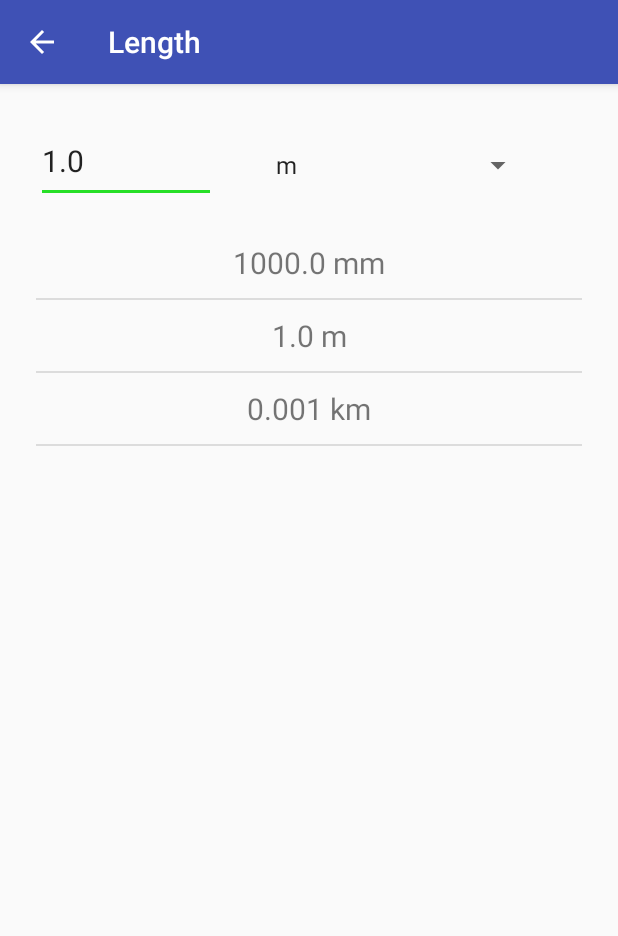
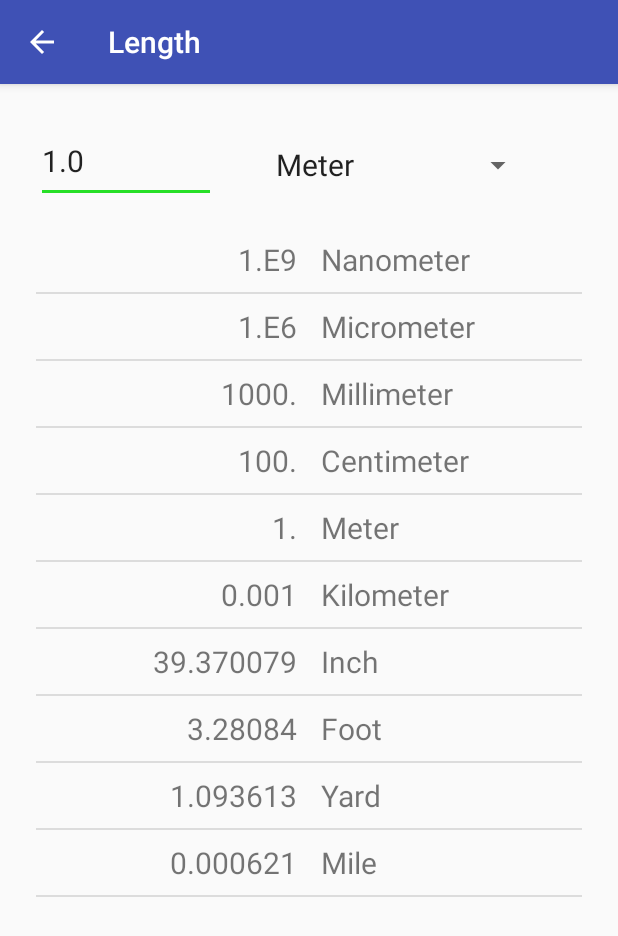
Before and after one commit to sebmerkt/Conv101, an Android app: the ConvertUnitsLength screen opened directly, with no data from a screen before it, on a phone screen of 412 x 824 dp. Shown: the top 936 px of the screen. Run offline under Robolectric (Android 15) with nearby library versions, the phone set to English and light mode, and no system bars.

Commit message:
Update ConvertUnitLength

```diff
--- a/app/src/main/java/com/example/sam/convert101/ConvertUnitsBase.java
+++ b/app/src/main/java/com/example/sam/convert101/ConvertUnitsBase.java
@@ -3,7 +3,10 @@ package com.example.sam.convert101;
 import android.os.Bundle;
 import android.support.v7.app.AppCompatActivity;
 import android.widget.Button;
+import android.widget.ListView;
 import android.widget.Spinner;
+
+import java.util.ArrayList;
 
 
 public abstract class ConvertUnitsBase extends AppCompatActivity {
@@ -25,6 +28,11 @@ public abstract class ConvertUnitsBase extends AppCompatActivity {
         return 0;
     }
 
+    public void fillOutputValues(double[] out, double in, double[][] mat, int unit){
+        for( int i = 0; i < mat.length; i++ ){
+            out[i]=in*mat[unit][i];
+        }
+    }
 
     public void fillMatrix (double[][] mat, double[] fac) {
         for (int i = 0; i < mat.length; i++) {
--- a/app/src/main/java/com/example/sam/convert101/ConvertUnitsLength.java
+++ b/app/src/main/java/com/example/sam/convert101/ConvertUnitsLength.java
@@ -1,6 +1,8 @@
 package com.example.sam.convert101;
 
+import android.content.res.Resources;
 import android.os.Bundle;
+import android.support.design.widget.Snackbar;
 import android.text.Editable;
 import android.text.TextWatcher;
 import android.view.View;
@@ -9,60 +11,89 @@ import android.widget.ArrayAdapter;
 import android.widget.EditText;
 import android.widget.ListView;
 import android.widget.Spinner;
-import android.widget.TextView;
-import android.widget.Toast;
+
+import java.math.BigDecimal;
+import java.util.ArrayList;
+
 
 public class ConvertUnitsLength extends ConvertUnitsBase implements AdapterView.OnItemSelectedListener {
 
-    private ArrayAdapter<String> resultArrayAdapter;
+    UsersAdapter adapter;
+    ListView listView;
 
-    String[] units = {"mm","m","km"};   //vector of available units
-    double[][] convMatrix = {{1.,Math.pow(10., -3.),Math.pow(10., -6.)},{Math.pow(10., 3.),1,Math.pow(10., -3.)},{Math.pow(10., 6.),Math.pow(10., 3.),1}};  //conversion matrix
-    double inputValue = 1.;
+    //Conversion factors to go from {nm -> um, um -> mm, mm -> cm, cm -> m, m -> km, km -> in, in -> ft, ft -> yd, yd -> mi}
+    double[] convFactors = {1000.0, 1000.0, 10.0, 100.0, 1000.0, 0.0000254, 12.0, 3.0, 1760};
+
+    //Size of conversion matrix
+    int convMatrixDim = 10;
+    double[][] convMatrix = new double[convMatrixDim][convMatrixDim];
+
+    //Default EditText value
+    double inputValue = 1.0;
+    //Default output unit
     int selectedUnit = 0;
-    String[] outputValuesStrings = {Double.toString(inputValue*convMatrix[selectedUnit][0]) + " " + units[0],
-                                    Double.toString(inputValue*convMatrix[selectedUnit][1]) + " " + units[1],
-                                    Double.toString(inputValue*convMatrix[selectedUnit][2]) + " " + units[2]};
+    //Results to be displayed
+    double[] outputValues = new double[convMatrixDim];
 
+    //Initialize unit data
+    UnitData[] lengthData;
+    String[] units = new String[]{""};
 
     @Override
     protected void onCreate(Bundle savedInstanceState) {
         super.onCreate(savedInstanceState);
         setContentView(R.layout.convert_units_base);
 
-        ListView resultListView = findViewById(R.id.lv_convert_units_results);
-
-        resultArrayAdapter = new ArrayAdapter<>(ConvertUnitsLength.this,R.layout.convert_units_textview);
+        Resources res = getResources();
+        units = res.getStringArray(R.array.length_units);
+        //Initialize length units
+        lengthData = new UnitData[units.length];
+        //Initialize conversion
+        fillOutputValues(outputValues, inputValue, convMatrix, selectedUnit);
+        fillMatrix (convMatrix, convFactors);
 
 
-        // Set the ArrayAdapter as the ListView's adapter.
-        resultListView.setAdapter( resultArrayAdapter );
+        // Construct the data source
+        ArrayList<UnitData> arrayOfItems = new ArrayList<>();
+        // Create the adapter to convert the array to views
+        adapter = new UsersAdapter(this, arrayOfItems);
+        // Attach the adapter to a ListView
+        listView = findViewById(R.id.lv_convert_units_results);
+        for (int i = 0; i<units.length; i++) {
+            lengthData[i] = new UnitData(units[i], outputValues[i]);
+            adapter.addAll(lengthData[i]);
+        }
+        listView.setAdapter(adapter);
 
-        resultArrayAdapter.addAll(outputValuesStrings);
+        //Initialize EditText; to input values
+        final EditText editText = findViewById(R.id.et_conv_number);
+        editText.setText(String.valueOf(inputValue));
 
 
-
-        final EditText editText = findViewById(R.id.et_conv_number);
-        editText.setText(Double.toString(inputValue));
-
-
+        // EditText: Listen for user input of the EditText and update the results list
         editText.addTextChangedListener(new TextWatcher() {
             @Override
             public void onTextChanged(CharSequence s, int start, int before, int count) {
-                if(editText.getText().toString().trim().equals("")) {
-
-                    String[] newIObjects ={"0.0 mm","0.0 m","0.0 km"};
-                    resultArrayAdapter.clear();
-                    resultArrayAdapter.addAll(newIObjects);
+                // clear the current view
+                adapter.clear();
+                // If EditText is empty, display zero
+                // If EditText is not empty, calculate new result and fill list of results
+                if(editText.getText().toString().trim().equals("") || editText.getText().toString().trim().equals(".") || editText.getText().toString().trim().equals(",")) {
+                    outputValues = new double[]{0.0, 0.0, 0.0, 0.0, 0.0, 0.0};
                 } else {
-                    inputValue = Double.parseDouble(editText.getText().toString());
-
-                    for(int i = 0; i<outputValuesStrings.length; i++){
-                        outputValuesStrings[i] = Double.toString(inputValue*convMatrix[selectedUnit][i]) + " " + units[i];
+                    // Get value of EditText
+                    inputValue = Double.valueOf(editText.getText().toString());
+                    // Update all result values
+                    for(int i = 0; i<outputValues.length; i++){
+                        outputValues[i] = inputValue*convMatrix[selectedUnit][i];
                     }
-                    resultArrayAdapter.clear();
-                    resultArrayAdapter.addAll(outputValuesStrings);
                 }
+                // Update length data
+                for (int i = 0; i<units.length; i++) {
+                    lengthData[i] = new UnitData(units[i], outputValues[i]);
+                    adapter.addAll(lengthData[i]);
+                }
+                listView.setAdapter(adapter);
             }
 
             @Override
@@ -81,28 +112,36 @@ public class ConvertUnitsLength extends ConvertUnitsBase implements AdapterView.
         Spinner spinner = findViewById(R.id.spinner_select_unit);
         // Create an ArrayAdapter using the string array and a default spinner layout
         ArrayAdapter<CharSequence> spinneradapter = ArrayAdapter.createFromResource(this,
-                R.array.length_units, android.R.layout.simple_spinner_item);
+                R.array.length_units, R.layout.unit_spinner_item);
         // Specify the layout to use when the list of choices appears
-        spinneradapter.setDropDownViewResource(android.R.layout.simple_spinner_dropdown_item);
+//        spinneradapter.setDropDownViewResource(android.R.layout.simple_spinner_dropdown_item);
+        spinneradapter.setDropDownViewResource(R.layout.unit_spinner_dropdown_item);
         // Apply the adapter to the spinner
         spinner.setAdapter(spinneradapter);
 
 
-        spinner.setSelection(getIndex(spinner, "m"));
+        spinner.setSelection(getIndex(spinner, getString(R.string.string_meter)));
         spinner.setOnItemSelectedListener(this);
 
 
     }
 
+    // User selects different unit
+    public void onItemSelected(AdapterView<?> parent, View view, int pos, long id) {
+        // Clear results list
+        adapter.clear();
+        // Update selected unit
+        selectedUnit = pos;
+        // Update results list
+        for(int i = 0; i<outputValues.length; i++){
+            outputValues[i] = inputValue*convMatrix[selectedUnit][i];
+        }
+        for (int i = 0; i<units.length; i++) {
+            lengthData[i] = new UnitData(units[i], outputValues[i]);
+            adapter.addAll(lengthData[i]);
+        }
+    }
 
-    public void onItemSelected(AdapterView<?> parent, View view, int pos,long id) {
-        selectedUnit = pos;
-        for(int i = 0; i<outputValuesStrings.length; i++){
-            outputValuesStrings[i] = Double.toString(inputValue*convMatrix[selectedUnit][i]) + " " + units[i];
-        }
-        resultArrayAdapter.clear();
-        resultArrayAdapter.addAll(outputValuesStrings);
-    }
 
     public void onNothingSelected(AdapterView<?> parent) {
     }
--- a/app/src/main/res/values/strings.xml
+++ b/app/src/main/res/values/strings.xml
@@ -16,6 +16,7 @@
     <string name="string_conversion_table">Conversion table</string>
     <string name="string_settings">Settings</string>
 
+    <!--ConvertUnitTime-->
     <string name="string_nanosecond">Nanosecond</string>
     <string name="string_microsecond">Microsecond</string>
     <string name="string_millisecond">Millisecond</string>
@@ -26,6 +27,18 @@
     <string name="string_week">Week</string>
     <string name="string_month">Month</string>
     <string name="string_year">Year</string>
+
+    <!--ConvertUnitLength-->
+    <string name="string_nanometer">Nanometer</string>
+    <string name="string_mircometer">Micrometer</string>
+    <string name="string_millimeter">Millimeter</string>
+    <string name="string_centimeter">Centimeter</string>
+    <string name="string_meter">Meter</string>
+    <string name="string_kilometer">Kilometer</string>
+    <string name="string_mile">Mile</string>
+    <string name="string_yard">Yard</string>
+    <string name="string_foot">Foot</string>
+    <string name="string_inch">Inch</string>
 
 
     <string name="string_length_table">
@@ -40,9 +53,16 @@
 
 
     <string-array name="length_units">
-        <item>mm</item>
-        <item>m</item>
-        <item>km</item>
+        <item>Nanometer</item>
+        <item>Micrometer</item>
+        <item>Millimeter</item>
+        <item>Centimeter</item>
+        <item>Meter</item>
+        <item>Kilometer</item>
+        <item>Inch</item>
+        <item>Foot</item>
+        <item>Yard</item>
+        <item>Mile</item>
     </string-array>
 
     <string-array name="time_units">
```
Also changed, not shown: app/src/main/java/com/example/sam/convert101/ConvertUnitsTime.java (+24 -25 lines), app/src/main/java/com/example/sam/convert101/UsersAdapter.java (+7 -0 lines), 1 other file.
